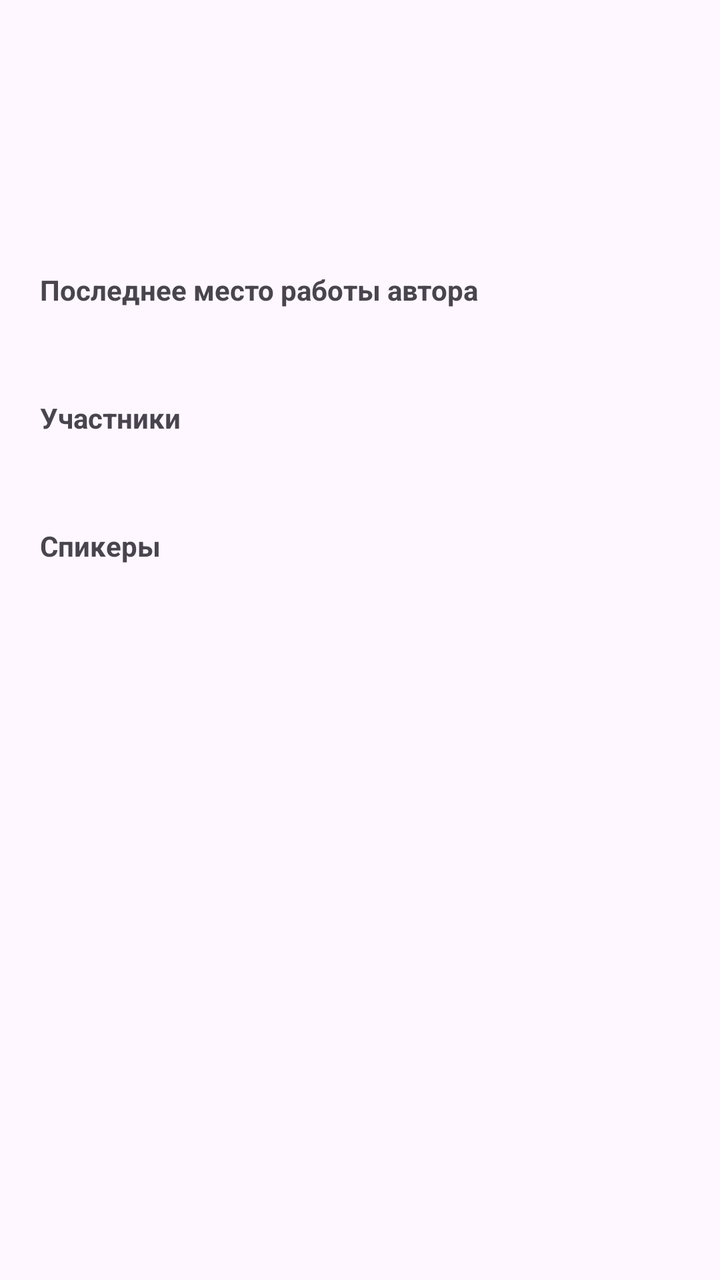
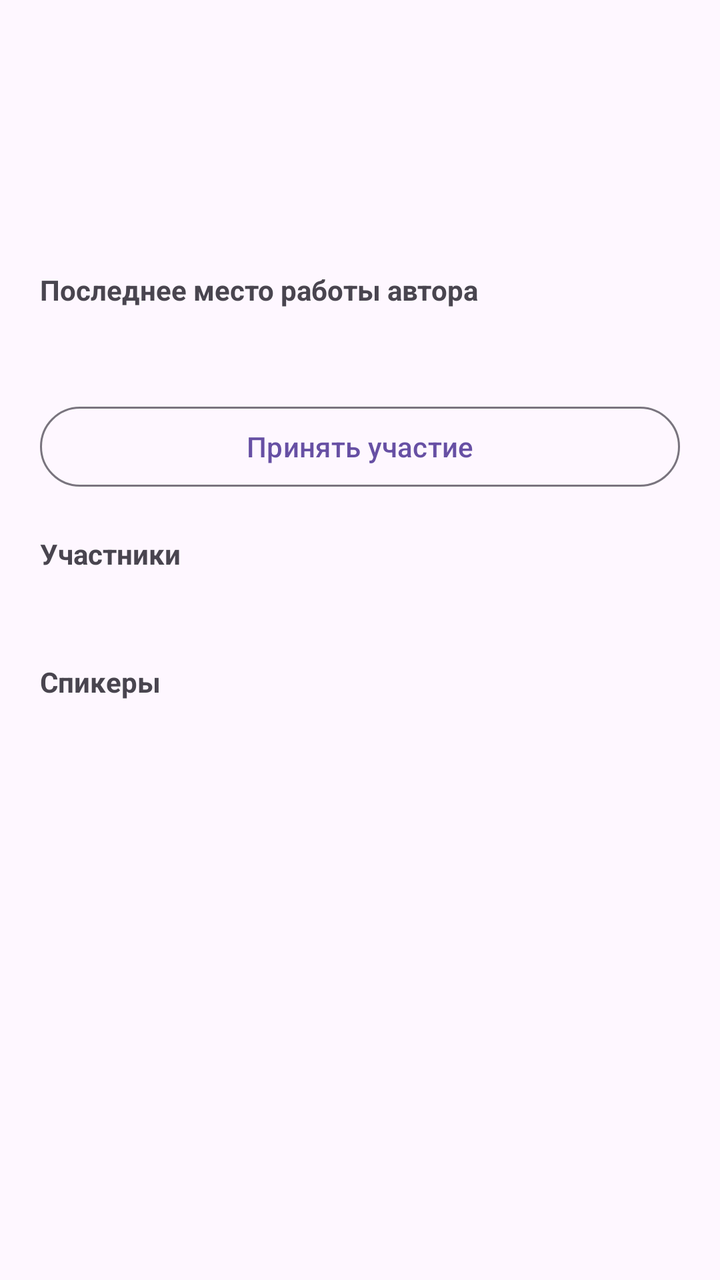

An Android layout rendered at two revisions. The XML below is the earlier revision; the diff shows what the commit changed to produce the second picture.
<!-- AndroidManifest.xml: application theme Theme.NeWork -->
<!-- res/layout/screen_event_detail.xml -->
<?xml version="1.0" encoding="utf-8"?>
<ScrollView xmlns:android="http://schemas.android.com/apk/res/android"
    android:layout_width="match_parent"
    android:layout_height="match_parent"
    android:fillViewport="true">

    <LinearLayout
        android:layout_width="match_parent"
        android:layout_height="wrap_content"
        android:orientation="vertical"
        android:padding="20dp">

        <TextView
            android:id="@+id/detail_author"
            android:layout_width="match_parent"
            android:layout_height="wrap_content"
            android:textAppearance="?attr/textAppearanceTitleLarge"
            android:textStyle="bold" />

        <TextView
            android:id="@+id/detail_date"
            android:layout_width="match_parent"
            android:layout_height="wrap_content"
            android:layout_marginTop="4dp"
            android:textAppearance="?attr/textAppearanceBodySmall" />

        <TextView
            android:id="@+id/detail_content"
            android:layout_width="match_parent"
            android:layout_height="wrap_content"
            android:layout_marginTop="20dp"
            android:textAppearance="?attr/textAppearanceBodyLarge" />

        <ImageView
            android:id="@+id/detail_attachment_image"
            android:layout_width="match_parent"
            android:layout_height="220dp"
            android:layout_marginTop="16dp"
            android:contentDescription="@string/detail_event_attachment_image"
            android:scaleType="centerCrop"
            android:visibility="gone" />

        <TextView
            android:id="@+id/detail_link"
            android:layout_width="match_parent"
            android:layout_height="wrap_content"
            android:layout_marginTop="8dp"
            android:textColor="?attr/colorPrimary"
            android:visibility="gone" />

        <TextView
            android:layout_width="match_parent"
            android:layout_height="wrap_content"
            android:layout_marginTop="24dp"
            android:text="@string/detail_author_job_title"
            android:textStyle="bold" />

        <TextView
            android:id="@+id/detail_author_job"
            android:layout_width="match_parent"
            android:layout_height="wrap_content"
            android:layout_marginTop="6dp" />

        <TextView
            android:layout_width="match_parent"
            android:layout_height="wrap_content"
            android:layout_marginTop="20dp"
            android:text="@string/detail_participants_title"
            android:textStyle="bold" />

        <TextView
            android:id="@+id/detail_participants"
            android:layout_width="match_parent"
            android:layout_height="wrap_content"
            android:layout_marginTop="6dp" />

        <TextView
            android:layout_width="match_parent"
            android:layout_height="wrap_content"
            android:layout_marginTop="20dp"
            android:text="@string/detail_speakers_title"
            android:textStyle="bold" />

        <TextView
            android:id="@+id/detail_speakers"
            android:layout_width="match_parent"
            android:layout_height="wrap_content"
            android:layout_marginTop="6dp" />

        <com.google.android.material.button.MaterialButton
            android:id="@+id/detail_map_button"
            style="@style/Widget.Material3.Button.OutlinedButton"
            android:layout_width="match_parent"
            android:layout_height="wrap_content"
            android:layout_marginTop="20dp"
            android:text="@string/detail_open_map"
            android:visibility="gone" />
    </LinearLayout>
</ScrollView>
<!-- resources referenced by this layout -->
<resources>
  <string name="detail_author_job_title">Последнее место работы автора</string>
  <string name="detail_event_attachment_image">Изображение события</string>
  <string name="detail_open_map">Открыть место на карте</string>
  <string name="detail_participants_title">Участники</string>
  <string name="detail_speakers_title">Спикеры</string>
  <style name="Theme.NeWork" parent="Theme.Material3.DayNight.NoActionBar">
          <item name="colorPrimary">@color/nework_primary</item>
          <item name="colorOnPrimary">@color/nework_on_primary</item>
          <item name="colorSecondary">@color/nework_secondary</item>
      </style>
  <color name="nework_primary">#6750A4</color>
  <color name="nework_on_primary">#FFFFFF</color>
  <color name="nework_secondary">#625B71</color>
</resources>

<!-- the commit's change to res/layout/screen_event_detail.xml (unified diff, before → after) -->
@@ -40,6 +40,15 @@
             android:scaleType="centerCrop"
             android:visibility="gone" />
 
+        <com.google.android.material.button.MaterialButton
+            android:id="@+id/detail_attachment_open"
+            style="@style/Widget.Material3.Button.OutlinedButton"
+            android:layout_width="match_parent"
+            android:layout_height="wrap_content"
+            android:layout_marginTop="8dp"
+            android:text="@string/attachment_open_video"
+            android:visibility="gone" />
+
         <TextView
             android:id="@+id/detail_link"
             android:layout_width="match_parent"
@@ -60,6 +69,14 @@
             android:layout_width="match_parent"
             android:layout_height="wrap_content"
             android:layout_marginTop="6dp" />
+
+        <com.google.android.material.button.MaterialButton
+            android:id="@+id/participation_button"
+            style="@style/Widget.Material3.Button.OutlinedButton"
+            android:layout_width="match_parent"
+            android:layout_height="wrap_content"
+            android:layout_marginTop="20dp"
+            android:text="@string/event_join" />
 
         <TextView
             android:layout_width="match_parent"
<!-- resource entries referenced after the edit -->
@@ -1,10 +1,12 @@
 <!-- resources referenced by this layout -->
 <resources>
+  <string name="attachment_open_video">Открыть видео</string>
   <string name="detail_author_job_title">Последнее место работы автора</string>
   <string name="detail_event_attachment_image">Изображение события</string>
   <string name="detail_open_map">Открыть место на карте</string>
   <string name="detail_participants_title">Участники</string>
   <string name="detail_speakers_title">Спикеры</string>
+  <string name="event_join">Принять участие</string>
   <style name="Theme.NeWork" parent="Theme.Material3.DayNight.NoActionBar">
           <item name="colorPrimary">@color/nework_primary</item>
           <item name="colorOnPrimary">@color/nework_on_primary</item>
